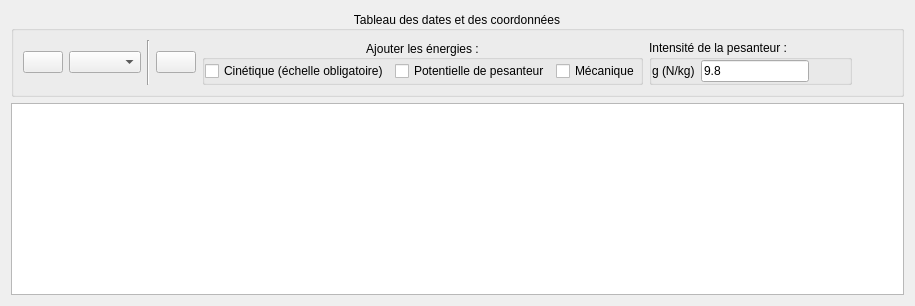
Qt form src/interfaces/coordWidget.ui (rene-d/pymecavideo) before a commit.
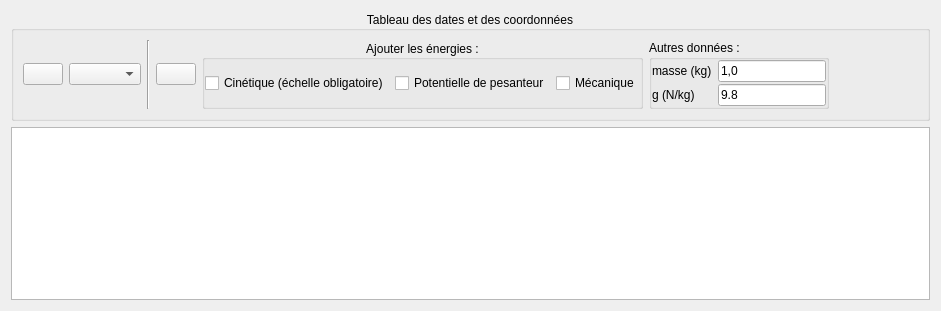
The same form after that commit. Icons and pictures are not drawn.

Commit message: ajout d'un champ de masse dans l'onglet des coordonnées

```diff
--- a/src/interfaces/coordWidget.ui
+++ b/src/interfaces/coordWidget.ui
@@ -2,9 +2,14 @@
 <ui version="4.0">
  <class>coordWidget</class>
       <widget class="QWidget" name="coordWidget">
-       <attribute name="title">
-        <string>Coordonnées</string>
-       </attribute>
+  <property name="geometry">
+   <rect>
+    <x>0</x>
+    <y>0</y>
+    <width>941</width>
+    <height>311</height>
+   </rect>
+  </property>
        <layout class="QVBoxLayout" name="verticalLayout_6">
         <item>
          <widget class="QGroupBox" name="groupBox_2">
@@ -113,9 +118,15 @@
            <item>
             <widget class="QGroupBox" name="groupBox_4">
              <property name="title">
-              <string>Intensité de la pesanteur :</string>
-             </property>
-             <layout class="QHBoxLayout" name="horizontalLayout_14">
+         <string>Autres données :</string>
+        </property>
+        <layout class="QFormLayout" name="formLayout">
+         <property name="horizontalSpacing">
+          <number>6</number>
+         </property>
+         <property name="verticalSpacing">
+          <number>2</number>
+         </property>
               <property name="leftMargin">
                <number>0</number>
               </property>
@@ -128,32 +139,33 @@
               <property name="bottomMargin">
                <number>0</number>
               </property>
-              <item>
+         <item row="2" column="0">
                <widget class="QLabel" name="label_12">
                 <property name="text">
                  <string>g (N/kg)</string>
                 </property>
                </widget>
               </item>
-              <item>
-               <widget class="QLineEdit" name="lineEdit">
+         <item row="0" column="0">
+          <widget class="QLabel" name="label">
+           <property name="text">
+            <string>masse (kg)</string>
+           </property>
+          </widget>
+         </item>
+         <item row="2" column="1">
+          <widget class="QLineEdit" name="g_coord_edit">
                 <property name="text">
                  <string>9.8</string>
                 </property>
                </widget>
               </item>
-              <item>
-               <spacer name="horizontalSpacer_5">
-                <property name="orientation">
-                 <enum>Qt::Horizontal</enum>
-                </property>
-                <property name="sizeHint" stdset="0">
-                 <size>
-                  <width>40</width>
-                  <height>20</height>
-                 </size>
-                </property>
-               </spacer>
+         <item row="0" column="1">
+          <widget class="QLineEdit" name="m_coord_edit">
+           <property name="text">
+            <string>1,0</string>
+           </property>
+          </widget>
               </item>
              </layout>
             </widget>
```
Left out of the diff: 4 changed lines with no effect on the pictures. Lines whose indentation alone changed are shown as unchanged. The commit also changes 4 other files.
